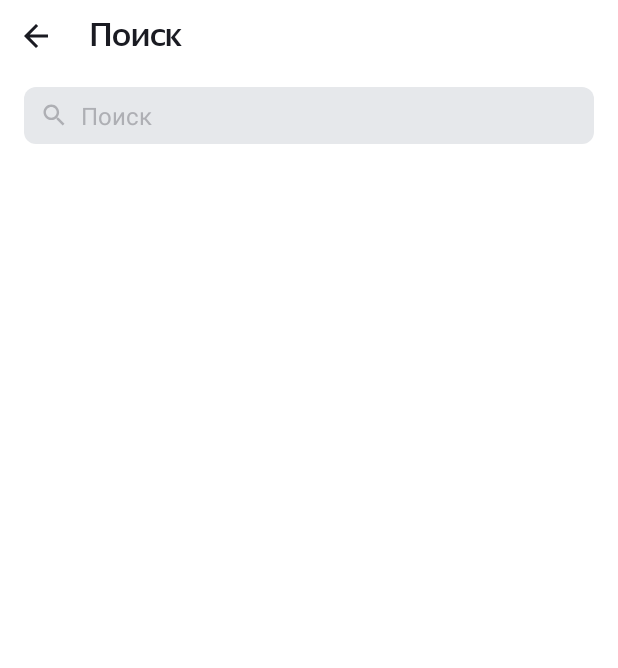
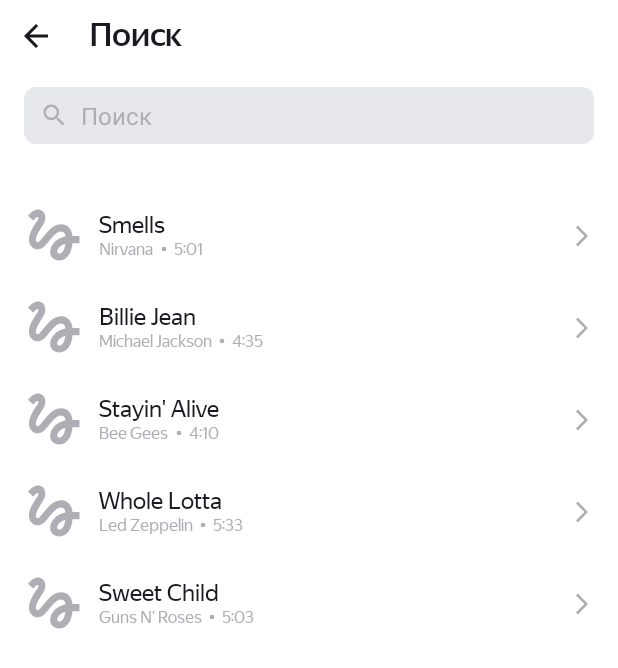
Before and after one commit to Sevlaria/PlaylistMaker, an Android app: the SearchingActivity screen opened directly, with no data from a screen before it, on a phone screen of 412 x 824 dp. Shown: the top 668 px of the screen. Run offline under Robolectric (Android 15) with nearby library versions, the phone set to English and light mode, and no system bars; pictures from the network do not load.

Commit message:
spint 10-16.11

```diff
--- a/app/build.gradle
+++ b/app/build.gradle
@@ -38,6 +38,9 @@ dependencies {
     implementation 'androidx.appcompat:appcompat:1.6.1'
     implementation 'com.google.android.material:material:1.9.0'
     implementation 'androidx.constraintlayout:constraintlayout:2.1.4'
+    implementation 'com.google.android.material:material:1.6.1'
+    implementation 'com.github.bumptech.glide:glide:4.14.2'
+    annotationProcessor 'com.github.bumptech.glide:compiler:4.14.2'
     testImplementation 'junit:junit:4.13.2'
     androidTestImplementation 'androidx.test.ext:junit:1.1.5'
     androidTestImplementation 'androidx.test.espresso:espresso-core:3.5.1'
--- a/app/src/main/AndroidManifest.xml
+++ b/app/src/main/AndroidManifest.xml
@@ -1,6 +1,7 @@
 <?xml version="1.0" encoding="utf-8"?>
 <manifest xmlns:android="http://schemas.android.com/apk/res/android"
     xmlns:tools="http://schemas.android.com/tools">
+    <uses-permission android:name="android.permission.INTERNET"/>
 
     <application
         android:allowBackup="true"
--- a/app/src/main/java/com/example/playlistmaker/SearchingActivity.kt
+++ b/app/src/main/java/com/example/playlistmaker/SearchingActivity.kt
@@ -7,15 +7,25 @@ import android.os.Bundle
 import android.os.PersistableBundle
 import android.text.Editable
 import android.text.TextWatcher
+import android.view.LayoutInflater
+import android.view.View
+import android.view.ViewGroup
 import android.view.inputmethod.InputMethodManager
 import android.widget.EditText
 import android.widget.ImageView
+import android.widget.LinearLayout
+import android.widget.TextView
 import androidx.appcompat.app.AppCompatActivity
-
+import androidx.constraintlayout.widget.ConstraintSet.Layout
+import androidx.recyclerview.widget.LinearLayoutManager
+import androidx.recyclerview.widget.RecyclerView
+import com.bumptech.glide.Glide
+import java.security.PrivateKey
 
 
 class SearchingActivity: AppCompatActivity() {
-   private var searchText:String=""
+    private var searchText: String = ""
+
     @SuppressLint("MissingInflatedId")
     override fun onCreate(savedInstanceState: Bundle?) {
         super.onCreate(savedInstanceState)
@@ -25,14 +35,47 @@ class SearchingActivity: AppCompatActivity() {
         inputEditText.requestFocus()
         inputEditText.setText(searchText)
         val backToMain = findViewById<ImageView>(R.id.back_main2)
-            backToMain.setOnClickListener {
+        val recyclerViewTrack: RecyclerView = findViewById<RecyclerView>(R.id.recycler_view)
+        val music_composition_list: List<Track> = listOf(
+            Track(
+                "Smells Like Teen Spirit",
+                "Nirvana",
+                "5:01",
+                "https://is5-ssl.mzstatic.com/image/thumb/Music115/v4/7b/58/c2/7b58c21a-2b51-2bb2-e59a-9bb9b96ad8c3/00602567924166.rgb.jpg/100x100bb.jpg"
+            ),
+            Track(
+                "Billie Jean",
+                "Michael Jackson",
+                "4:35",
+                "https://is5-ssl.mzstatic.com/image/thumb/Music125/v4/3d/9d/38/3d9d3811-71f0-3a0e-1ada-3004e56ff852/827969428726.jpg/100x100bb.jpg"
+            ),
+            Track(
+                "Stayin' Alive",
+                "Bee Gees",
+                "4:10",
+                "https://is4-ssl.mzstatic.com/image/thumb/Music115/v4/1f/80/1f/1f801fc1-8c0f-ea3e-d3e5-387c6619619e/16UMGIM86640.rgb.jpg/100x100bb.jpg"
+            ),
+            Track(
+                "Whole Lotta Love",
+                "Led Zeppelin",
+                "5:33",
+                "https://is2-ssl.mzstatic.com/image/thumb/Music62/v4/7e/17/e3/7e17e33f-2efa-2a36-e916-7f808576cf6b/mzm.fyigqcbs.jpg/100x100bb.jpg"
+            ),
+            Track(
+                "Sweet Child O'Mine",
+                "Guns N' Roses",
+                "5:03",
+                "https://is5-ssl.mzstatic.com/image/thumb/Music125/v4/a0/4d/c4/a04dc484-03cc-02aa-fa82-5334fcb4bc16/18UMGIM24878.rgb.jpg/100x100bb.jpg"
+            )
+        )
+        backToMain.setOnClickListener {
             super.finish()
         }
-        val simpleTextWatcher = object: TextWatcher {
+        val simpleTextWatcher = object : TextWatcher {
             @SuppressLint("SuspiciousIndentation")
             override fun beforeTextChanged(p0: CharSequence?, p1: Int, p2: Int, p3: Int) {
                 if (p0.isNullOrEmpty())
-                buttonX.visibility = ImageView.INVISIBLE
+                    buttonX.visibility = ImageView.INVISIBLE
 
             }
 
@@ -57,7 +100,12 @@ class SearchingActivity: AppCompatActivity() {
                     as? InputMethodManager
             inputMethodManager?.hideSoftInputFromWindow(buttonX.windowToken, 0)
         }
-        }
+        recyclerViewTrack.layoutManager = LinearLayoutManager(this, LinearLayoutManager.VERTICAL,false)
+        val TrackAdapter: TrackAdapter = TrackAdapter(music_composition_list)
+        recyclerViewTrack.adapter=TrackAdapter
+
+    }
+
     override fun onSaveInstanceState(outState: Bundle) {
         super.onSaveInstanceState(outState)
         outState.putString(EDIT_TEXT, searchText)
@@ -68,12 +116,52 @@ class SearchingActivity: AppCompatActivity() {
         persistentState: PersistableBundle?
     ) {
         super.onRestoreInstanceState(savedInstanceState, persistentState)
-        if(savedInstanceState != null) {
+        if (savedInstanceState != null) {
             searchText = savedInstanceState.getString(EDIT_TEXT, "")
         }
     }
+
+
+
+
     companion object {
         const val EDIT_TEXT = "EDIT_TEXT"
     }
+}
+    class TrackViewHolder(val parentView:View):RecyclerView.ViewHolder(parentView){
+        private val trackNameView: TextView
+        private val artistNameView: TextView
+        private val trackTimeView: TextView
+        private val artImageView: ImageView
+        init{
+            trackNameView = parentView.findViewById(R.id.track_name)
+            artistNameView = parentView.findViewById(R.id.artist_name)
+            trackTimeView = parentView.findViewById(R.id.time_track)
+            artImageView = parentView.findViewById(R.id.image_track)
+        }
+        fun bind (model: Track) {
+            trackNameView.text = model.trackName
+            artistNameView.text = model.artistName
+            trackTimeView.text = model.trackTime
+            Glide.with(parentView)
+                 .load(model.artworkUrl100)
+                 .placeholder(R.drawable.placeholder)
+                 .centerCrop()
+                 .into(artImageView)
+        }
+    }
 
-}
+  class TrackAdapter(private val tracks: List<Track>):RecyclerView.Adapter<TrackViewHolder>(){
+     override fun onCreateViewHolder(parent: ViewGroup, viewType: Int): TrackViewHolder {
+         val view = LayoutInflater.from(parent.context).inflate(R.layout.track,parent,false)
+         return TrackViewHolder(view)
+     }
+
+     override fun onBindViewHolder(holder: TrackViewHolder, position: Int) {
+         holder.bind(tracks[position])
+     }
+
+     override fun getItemCount(): Int {
+         return tracks.size
+     }
+ }
--- /dev/null
+++ b/app/src/main/java/com/example/playlistmaker/Track.kt
@@ -0,0 +1,10 @@
+package com.example.playlistmaker
+
+class Track (
+    val trackName: String, // название трека
+    val artistName: String, // Имя исполнителя
+    val trackTime: String, // Продолжительность трека
+    val artworkUrl100: String )// Ссылка на изображение обложки
+ {
+
+}
--- /dev/null
+++ b/app/src/main/res/drawable/placeholder.xml
@@ -0,0 +1,9 @@
+<vector xmlns:android="http://schemas.android.com/apk/res/android"
+    android:width="45dp"
+    android:height="45dp"
+    android:viewportWidth="45"
+    android:viewportHeight="45">
+  <path
+      android:pathData="M8.606,12.919C9.919,11.587 11.231,10.387 11.813,10.631C12.75,11.006 11.813,12.563 11.25,13.481C10.781,14.269 5.888,20.775 5.888,25.313C5.888,27.712 6.788,29.7 8.4,30.9C9.806,31.95 11.663,32.269 13.35,31.763C15.356,31.181 17.006,29.138 19.087,26.569C21.356,23.775 24.394,20.119 26.737,20.119C29.794,20.119 29.831,22.013 30.038,23.475C22.95,24.675 19.95,30.356 19.95,33.544C19.95,36.731 22.65,39.338 25.969,39.338C29.025,39.338 34.013,36.844 34.763,27.9H39.375V23.212H34.744C34.463,20.119 32.7,15.337 27.188,15.337C22.969,15.337 19.35,18.919 17.925,20.663C16.837,22.031 14.063,25.313 13.631,25.763C13.163,26.325 12.356,27.337 11.55,27.337C10.706,27.337 10.2,25.781 10.875,23.737C11.531,21.694 13.5,18.375 14.344,17.138C15.806,15 16.781,13.538 16.781,10.988C16.781,6.919 13.706,5.625 12.075,5.625C9.6,5.625 7.444,7.5 6.975,7.969C6.3,8.644 5.738,9.206 5.325,9.712L8.606,12.919ZM26.025,34.781C25.444,34.781 24.638,34.294 24.638,33.431C24.638,32.306 26.006,29.306 30.019,28.256C29.456,33.3 27.337,34.781 26.025,34.781Z"
+      android:fillColor="#AEAFB4"/>
+</vector>
--- /dev/null
+++ b/app/src/main/res/drawable/point.xml
@@ -0,0 +1,9 @@
+<vector xmlns:android="http://schemas.android.com/apk/res/android"
+    android:width="13dp"
+    android:height="13dp"
+    android:viewportWidth="13"
+    android:viewportHeight="13">
+  <path
+      android:pathData="M6.5,6.5m-1.5,0a1.5,1.5 0,1 1,3 0a1.5,1.5 0,1 1,-3 0"
+      android:fillColor="#AEAFB4"/>
+</vector>
--- /dev/null
+++ b/app/src/main/res/drawable/point_night.xml
@@ -0,0 +1,9 @@
+<vector xmlns:android="http://schemas.android.com/apk/res/android"
+    android:width="13dp"
+    android:height="13dp"
+    android:viewportWidth="13"
+    android:viewportHeight="13">
+  <path
+      android:pathData="M6.5,6.5m-1.5,0a1.5,1.5 0,1 1,3 0a1.5,1.5 0,1 1,-3 0"
+      android:fillColor="#ffffff"/>
+</vector>
--- a/app/src/main/res/layout/activity_searching.xml
+++ b/app/src/main/res/layout/activity_searching.xml
@@ -1,7 +1,13 @@
 <?xml version="1.0" encoding="utf-8"?>
-<FrameLayout xmlns:android="http://schemas.android.com/apk/res/android"
+
+<FrameLayout
+    xmlns:android="http://schemas.android.com/apk/res/android"
     xmlns:app="http://schemas.android.com/apk/res-auto"
     xmlns:tools="http://schemas.android.com/tools"
+    android:layout_width="match_parent"
+    android:layout_height="match_parent"
+    android:orientation="vertical">
+<FrameLayout
     style="@style/day_theme_settings">
     <LinearLayout
         style="@style/day_theme_settings"
@@ -52,6 +58,17 @@
             android:paddingVertical="@dimen/padding_8"
             android:visibility="gone"
             />
+        <androidx.recyclerview.widget.RecyclerView
+            android:id="@+id/recycler_view"
+            android:layout_width="match_parent"
+            android:layout_height="wrap_content"
+            app:layoutManager="androidx.recyclerview.widget.LinearLayoutManager"
+            android:layout_marginTop="68dp"
+            />
     </FrameLayout>
 
+
 </FrameLayout>
+
+
+</FrameLayout>
--- /dev/null
+++ b/app/src/main/res/layout/track.xml
@@ -0,0 +1,57 @@
+<?xml version="1.0" encoding="utf-8"?>
+<FrameLayout
+    xmlns:android="http://schemas.android.com/apk/res/android"
+    xmlns:app="http://schemas.android.com/apk/res-auto"
+    style="@style/recycler">
+
+    <ImageView
+        android:id="@+id/image_track"
+        android:layout_width="wrap_content"
+        android:layout_height="wrap_content"
+        android:src="@drawable/placeholder"
+        android:layout_marginStart="@dimen/size_13"
+        android:layout_marginVertical="@dimen/padding_8"/>
+    <LinearLayout
+        android:layout_width="wrap_content"
+        android:layout_height="wrap_content"
+        android:orientation="vertical"
+        android:layout_marginStart="@dimen/size_66"
+        android:layout_marginTop="@dimen/size_14"
+        >
+        <TextView
+            android:id="@+id/track_name"
+            android:layout_width="match_parent"
+            android:layout_height="match_parent"
+            android:text="@string/hint_artist_name"
+            android:fontFamily="@font/ys_display_regular"
+            android:textSize="@dimen/size_16_text"
+            style="@style/color_text"/>
+        <LinearLayout
+            android:layout_width="wrap_content"
+            android:layout_height="wrap_content">
+        <TextView
+            android:id="@+id/artist_name"
+            android:layout_width="wrap_content"
+            android:layout_height="wrap_content"
+            android:text="@string/hint_track_name"
+            style="@style/text_recycler"/>
+            <ImageView
+                android:layout_width="wrap_content"
+                android:layout_height="wrap_content"
+               style="@style/point"/>
+            <TextView
+                android:id="@+id/time_track"
+                android:layout_width="wrap_content"
+                android:layout_height="wrap_content"
+                android:text="@string/time_track"
+                style="@style/text_recycler"/>
+        </LinearLayout>
+    </LinearLayout>
+    <ImageView
+        android:id="@+id/button_track"
+        android:layout_width="wrap_content"
+        android:layout_height="wrap_content"
+        android:layout_marginLeft="@dimen/padding_8"
+        style="@style/image_icon_settings"/>
+
+</FrameLayout>
--- a/app/src/main/res/values-night/themes.xml
+++ b/app/src/main/res/values-night/themes.xml
@@ -135,5 +135,18 @@
     <style name="imageX">
         <item name="android:src">@drawable/x_icon_night</item>
     </style>
+    <style name="recycler">
+        <item name="android:layout_width">match_parent</item>
+        <item name="android:layout_height">wrap_content</item>
+        <item name="android:backgroundTint">@color/black</item>
+    </style>
+    <style name="text_recycler">
+        <item name="android:fontFamily">@font/ys_display_regular</item>
+        <item name="android:textSize">@dimen/size_11</item>
+        <item name="android:textColor">@color/white</item>
+    </style>
+    <style name="point">
+        <item name="android:src">@drawable/point_night</item>
+    </style>
 
 </resources>
--- a/app/src/main/res/values/Dimensions.xml
+++ b/app/src/main/res/values/Dimensions.xml
@@ -16,4 +16,8 @@
     <dimen name="size_9">9dp</dimen>
     <dimen name="size_28">28dp</dimen>
     <dimen name="size_6">6dp</dimen>
+    <dimen name="size_13">13dp</dimen>
+    <dimen name="size_66">66dp</dimen>
+    <dimen name="size_14">14dp</dimen>
+    <dimen name="size_16_text">16sp</dimen>
 </resources>
--- a/app/src/main/res/values/strings.xml
+++ b/app/src/main/res/values/strings.xml
@@ -13,5 +13,8 @@
     <string name="theme" translatable="false">Сообщение разработчикам и разработчицам приложения Playlist Maker</string>
     <string name="message" translatable="false">Спасибо разработчикам и разработчицам за крутое приложение!</string>
     <string name="oferta" translatable="false">https://yandex.ru/legal/practicum_offer/</string>
+    <string name="hint_track_name" translatable="false">Название исполнителя</string>
+    <string name="hint_artist_name" translatable="false">Название трека</string>
+    <string name="time_track" translatable="false">2.13</string>
 
 </resources>
--- a/app/src/main/res/values/styles.xml
+++ b/app/src/main/res/values/styles.xml
@@ -135,5 +135,18 @@
     <style name="imageX" >
         <item name="android:src">@drawable/x_icon</item>
     </style>
+    <style name="recycler">
+        <item name="android:layout_width">match_parent</item>
+        <item name="android:layout_height">wrap_content</item>
+        <item name="android:backgroundTint">@color/white</item>
+    </style>
+    <style name="text_recycler">
+        <item name="android:fontFamily">@font/ys_display_regular</item>
+        <item name="android:textSize">@dimen/size_11</item>
+        <item name="android:textColor">@color/Text_grey</item>
+    </style>
+    <style name="point">
+        <item name="android:src">@drawable/point</item>
+    </style>
 
 </resources>
```
